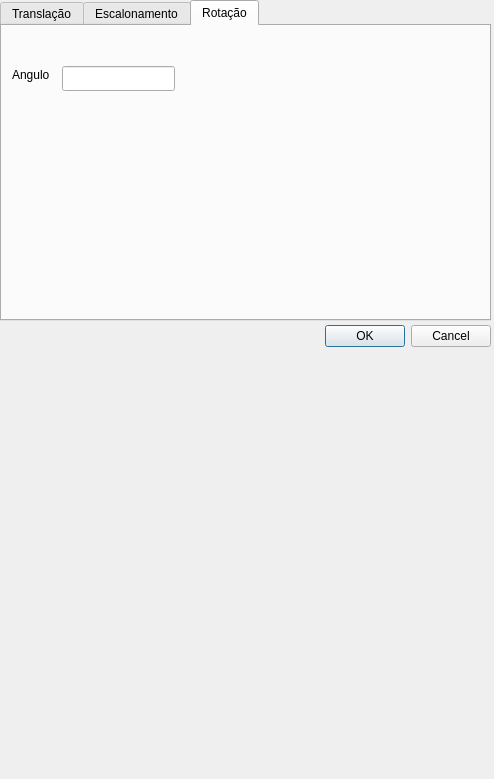
The window that transforma.ui (juliogramos/INE5420) describes before a commit, drawn with Qt 5.
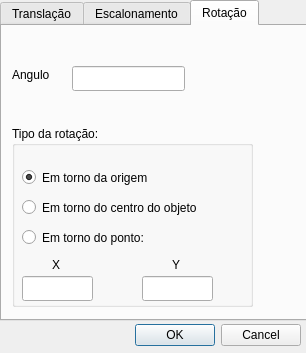
The same window after the commit.

Commit message: rotacao origem e objeto funcionando

What changed in the file:
```diff
--- a/transforma.ui
+++ b/transforma.ui
@@ -6,8 +6,8 @@
    <rect>
     <x>0</x>
     <y>0</y>
-    <width>494</width>
-    <height>779</height>
+    <width>306</width>
+    <height>353</height>
    </rect>
   </property>
   <property name="windowTitle">
@@ -16,10 +16,10 @@
   <widget class="QDialogButtonBox" name="buttonBox">
    <property name="geometry">
     <rect>
-     <x>150</x>
+     <x>130</x>
      <y>320</y>
-     <width>341</width>
-     <height>32</height>
+     <width>171</width>
+     <height>31</height>
     </rect>
    </property>
    <property name="orientation">
@@ -163,13 +163,114 @@
     <widget class="QLineEdit" name="rot_angulo">
      <property name="geometry">
       <rect>
-       <x>60</x>
+       <x>70</x>
        <y>40</y>
        <width>113</width>
        <height>25</height>
       </rect>
      </property>
     </widget>
+    <widget class="QGroupBox" name="groupBox">
+     <property name="geometry">
+      <rect>
+       <x>10</x>
+       <y>100</y>
+       <width>241</width>
+       <height>181</height>
+      </rect>
+     </property>
+     <property name="title">
+      <string>Tipo da rotação:</string>
+     </property>
+     <widget class="QRadioButton" name="rotOrigem">
+      <property name="geometry">
+       <rect>
+        <x>10</x>
+        <y>40</y>
+        <width>171</width>
+        <height>23</height>
+       </rect>
+      </property>
+      <property name="text">
+       <string>Em torno da origem</string>
+      </property>
+      <property name="checked">
+       <bool>true</bool>
+      </property>
+     </widget>
+     <widget class="QRadioButton" name="rotObject">
+      <property name="geometry">
+       <rect>
+        <x>10</x>
+        <y>70</y>
+        <width>221</width>
+        <height>23</height>
+       </rect>
+      </property>
+      <property name="text">
+       <string>Em torno do centro do objeto</string>
+      </property>
+     </widget>
+     <widget class="QRadioButton" name="rotPoint">
+      <property name="geometry">
+       <rect>
+        <x>10</x>
+        <y>100</y>
+        <width>161</width>
+        <height>23</height>
+       </rect>
+      </property>
+      <property name="text">
+       <string>Em torno do ponto:</string>
+      </property>
+     </widget>
+     <widget class="QLabel" name="label_5">
+      <property name="geometry">
+       <rect>
+        <x>40</x>
+        <y>130</y>
+        <width>16</width>
+        <height>17</height>
+       </rect>
+      </property>
+      <property name="text">
+       <string>X</string>
+      </property>
+     </widget>
+     <widget class="QLabel" name="label_6">
+      <property name="geometry">
+       <rect>
+        <x>160</x>
+        <y>130</y>
+        <width>16</width>
+        <height>17</height>
+       </rect>
+      </property>
+      <property name="text">
+       <string>Y</string>
+      </property>
+     </widget>
+     <widget class="QLineEdit" name="rotPointX">
+      <property name="geometry">
+       <rect>
+        <x>10</x>
+        <y>150</y>
+        <width>71</width>
+        <height>25</height>
+       </rect>
+      </property>
+     </widget>
+     <widget class="QLineEdit" name="rotPointY">
+      <property name="geometry">
+       <rect>
+        <x>130</x>
+        <y>150</y>
+        <width>71</width>
+        <height>25</height>
+       </rect>
+      </property>
+     </widget>
+    </widget>
    </widget>
   </widget>
  </widget>
```
The commit also changes 2 other files.
